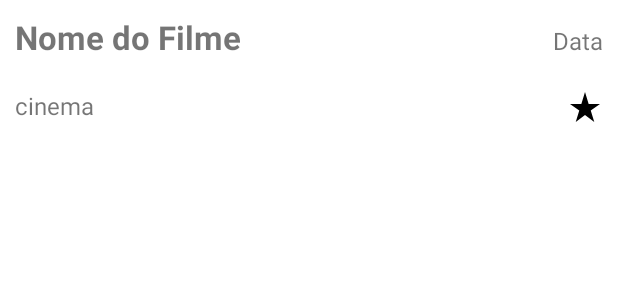
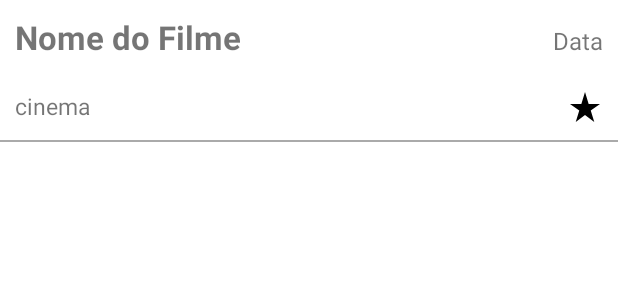
Before and after one commit to Mateus-22102554/androidAppFilmes, an Android app: the layout item_dashboard.xml on its own in the app's theme, with its tools: preview values and no code run, on a phone screen of 412 x 824 dp. Shown: the top 300 px of the screen. Run offline under Robolectric (Android 15) with nearby library versions, the phone set to English and light mode, and no system bars.

Commit message:
Commit 12/06 v5

```diff
--- a/app/src/main/java/pt/ulusofona/deisi/cm2223/g22102554_22103941/DashboardAdapter.kt
+++ b/app/src/main/java/pt/ulusofona/deisi/cm2223/g22102554_22103941/DashboardAdapter.kt
@@ -1,5 +1,6 @@
 package pt.ulusofona.deisi.cm2223.g22102554_22103941
 
+import android.graphics.Color
 import android.view.LayoutInflater
 import android.view.ViewGroup
 import androidx.recyclerview.widget.RecyclerView
@@ -34,6 +35,9 @@ class DashboardAdapter(private val onOperationClick: KFunction1<String, Unit>, p
 
 
     override fun onBindViewHolder(holder: DashboardAdapter.HistoryViewHolder, position: Int) {
+        if (position % 2 == 0) {
+            holder.binding.fundo.setBackgroundColor(Color.parseColor("#DDDDDD"))
+        }
         holder.itemView.setOnClickListener { onOperationClick(itemsTop[position].id) }
         holder.binding.filme.text = itemsTop[position].filme.nomeImdb
         holder.binding.dataVistaFilme.text = SimpleDateFormat("yyyy-MM-dd").format(itemsTop[position].dataVisualizacao)
--- a/app/src/main/java/pt/ulusofona/deisi/cm2223/g22102554_22103941/RegistoFilmesFragment.kt
+++ b/app/src/main/java/pt/ulusofona/deisi/cm2223/g22102554_22103941/RegistoFilmesFragment.kt
@@ -258,6 +258,12 @@ class RegistoFilmesFragment : Fragment() {
                                                                         }
                                                                     }
 
+                                                                    Toast.makeText(
+                                                                        context,
+                                                                        "Filme avaliado com sucesso",
+                                                                        Toast.LENGTH_SHORT
+                                                                    ).show()
+
                                                                     model.inserirFotosAvaliacao(listImgGet, avaliacao.id) {
                                                                         clearList
                                                                     }
--- a/app/src/main/res/layout-land/item_expression.xml
+++ b/app/src/main/res/layout-land/item_expression.xml
@@ -53,7 +53,7 @@
             android:id="@+id/cinema"
             android:layout_width="match_parent"
             android:layout_height="wrap_content"
-            android:textSize="16sp"
+            android:textSize="15sp"
             android:layout_margin="10dp"
             android:layout_weight="1"
             android:text="cinema"
--- a/app/src/main/res/layout/item_dashboard.xml
+++ b/app/src/main/res/layout/item_dashboard.xml
@@ -3,6 +3,7 @@
     xmlns:android="http://schemas.android.com/apk/res/android"
     xmlns:app="http://schemas.android.com/apk/res-auto"
 
+    android:id="@+id/fundo"
     android:orientation="vertical"
     android:layout_width="match_parent"
     android:layout_height="wrap_content">
@@ -52,7 +53,7 @@
             android:id="@+id/cinema"
             android:layout_width="match_parent"
             android:layout_height="wrap_content"
-            android:textSize="16sp"
+            android:textSize="15sp"
             android:layout_margin="10dp"
             android:layout_weight="1"
             android:text="cinema"
@@ -74,6 +75,10 @@
 
     </LinearLayout>
 
-
+    <View
+        android:layout_width="match_parent"
+        android:layout_height="1dp"
+        android:background="@android:color/darker_gray"
+        />
 
 </LinearLayout>
--- a/app/src/main/res/layout/item_expression.xml
+++ b/app/src/main/res/layout/item_expression.xml
@@ -53,7 +53,7 @@
             android:id="@+id/cinema"
             android:layout_width="match_parent"
             android:layout_height="wrap_content"
-            android:textSize="16sp"
+            android:textSize="15sp"
             android:layout_margin="10dp"
             android:layout_weight="1"
             android:text="cinema"
```
